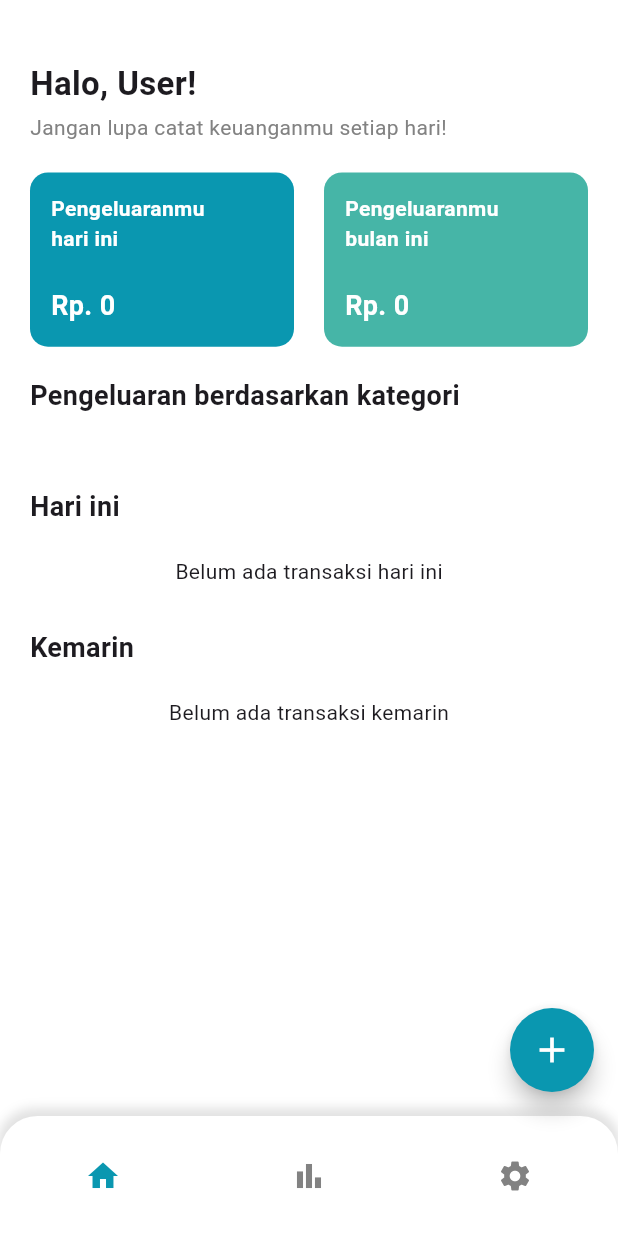
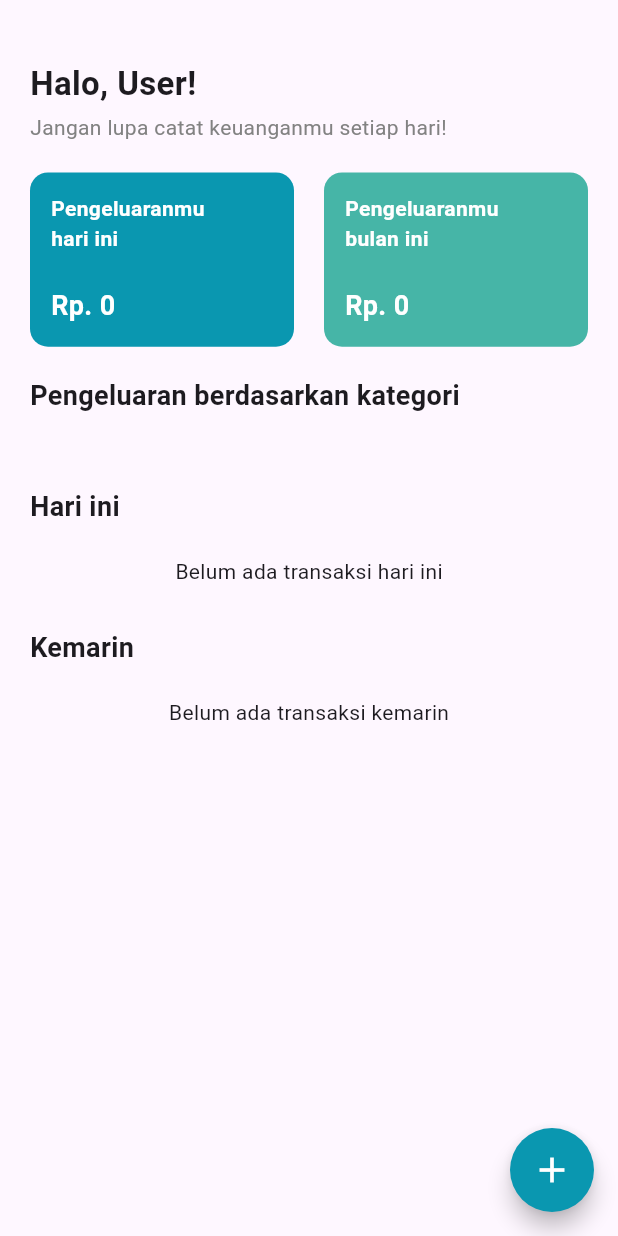
Before and after one commit to nabilhudarizalulhaq/money_expense_app, a Flutter app: the screen it shows after launch, on a phone screen of 412 x 824 dp. Run offline on Flutter 3.47's test engine with Material 3 defaults, Android fonts, the phone set to English and light mode, and no system bars; our stand-ins replace drift, equatable, flutter_bloc; accounts and stored records are empty; generated files the repository leaves out were written again; Roboto replaces fonts that are missing (SourceSansPro).

```diff
--- a/lib/persentation/home/home.dart
+++ b/lib/persentation/home/home.dart
@@ -31,42 +31,8 @@ class HomePage extends StatelessWidget {
         categoryRepo: categoryRepo,
       )..add(LoadTransactions()),
       child: Scaffold(
-        bottomNavigationBar: Container(
-          height: 80,
-          decoration: BoxDecoration(
-            color: Colors.white,
-            boxShadow: [
-              BoxShadow(
-                color: Colors.grey.withOpacity(0.3),
-                spreadRadius: 2,
-                blurRadius: 5,
-                offset: const Offset(0, -3),
-              ),
-            ],
-            borderRadius: const BorderRadius.only(
-              topLeft: Radius.circular(25),
-              topRight: Radius.circular(25),
-            ),
-          ),
-          child: Row(
-            mainAxisAlignment: MainAxisAlignment.spaceAround,
-            children: [
-              IconButton(
-                icon: const Icon(Icons.home, color: Color(0xFF0A97B0)),
-                onPressed: () {},
-              ),
-              IconButton(
-                icon: const Icon(Icons.bar_chart, color: Color(0xFF828282)),
-                onPressed: () {},
-              ),
-              IconButton(
-                icon: const Icon(Icons.settings, color: Color(0xFF828282)),
-                onPressed: () {},
-              ),
-            ],
-          ),
-        ),
-        backgroundColor: Colors.white,
+        // bottomNavigationBar: const CustomBottomNavBar(),
+        // backgroundColor: Colors.white,
         body: ListView(
           clipBehavior: Clip.none,
           padding: const EdgeInsets.symmetric(vertical: 40, horizontal: 20),
```
Also changed, not shown: lib/persentation/home/widget/bottomNavBar/bottomNavBar.dart (added, +78 -0 lines).
